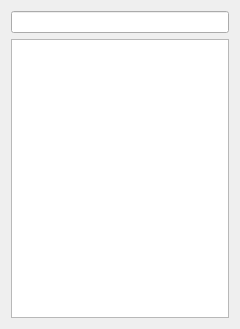
Qt form ui/querydialog.ui (alenstar/youdao) before a commit.
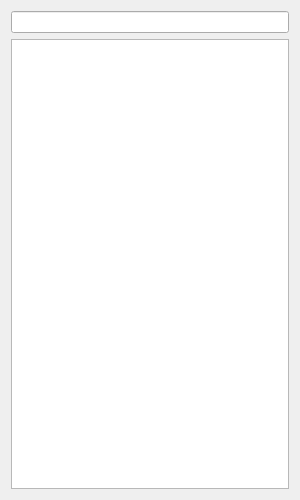
The same form after that commit.

Commit message: fix youdao web transtion layout

```diff
--- a/ui/querydialog.ui
+++ b/ui/querydialog.ui
@@ -6,8 +6,8 @@
    <rect>
     <x>0</x>
     <y>0</y>
-    <width>240</width>
-    <height>329</height>
+    <width>300</width>
+    <height>500</height>
    </rect>
   </property>
   <property name="windowTitle">
```
The commit also changes 4 other files.
